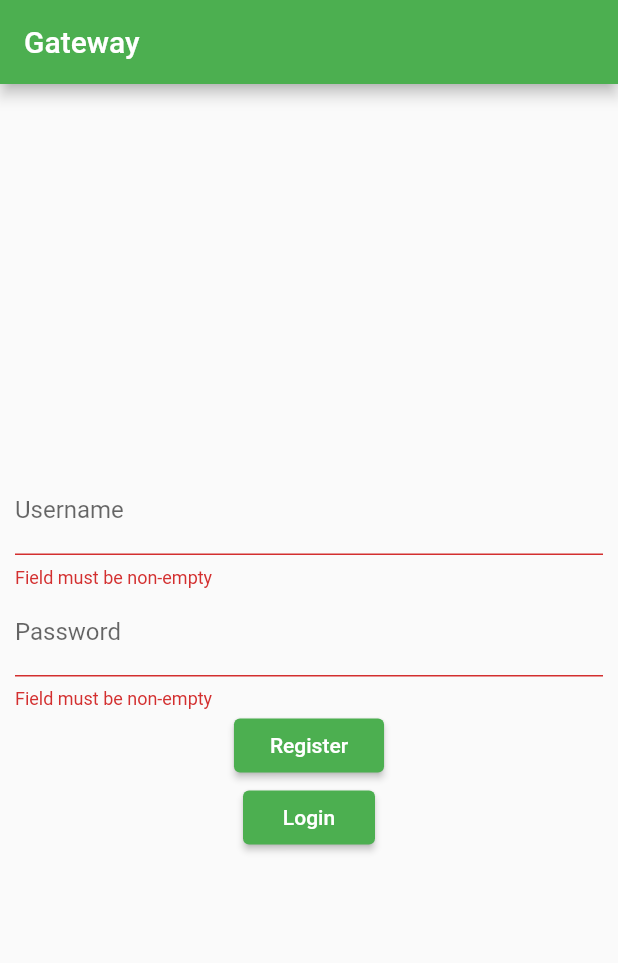
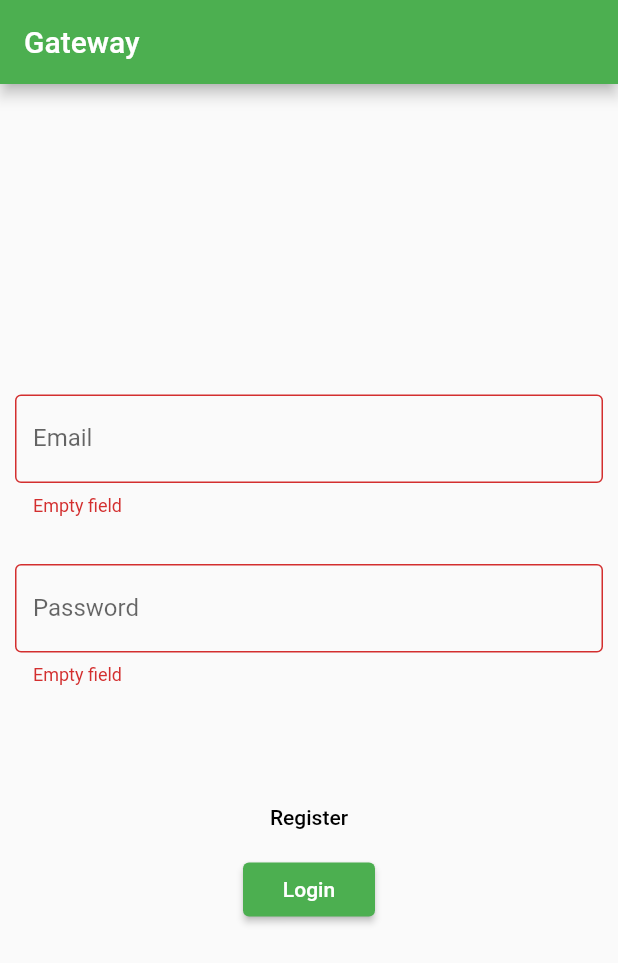
Before and after one commit to CicadaCinema/debt_app, a Flutter app: the screen it shows after launch, after a tap on "Register", on a phone screen of 412 x 824 dp. Shown: the top 963 px of the screen. Run offline on Flutter 3.47's test engine with Material 2 defaults, Android fonts, the phone set to English and light mode, and no system bars; our stand-ins replace firebase_auth, firebase_core; accounts and stored records are empty.

Commit message:
Major overhaul to gateway.dart Now the page has padding and the text boxes also look prettier The page also properly asks for an email instead of a username (for auth), but a username is required of new users. This username isn't used yet, but it will be used to help users identify each other

```diff
--- a/lib/gateway.dart
+++ b/lib/gateway.dart
@@ -1,6 +1,55 @@
 import 'package:flutter/material.dart';
 import 'package:firebase_auth/firebase_auth.dart';
 import 'misc.dart';
+
+Future<String> _getFriendlyName(context) async {
+  final _formKey = GlobalKey<FormState>();
+  String _username;
+
+  await showDialog<void>(
+    context: context,
+    barrierDismissible: false,
+    builder: (BuildContext context) {
+      return AlertDialog(
+        title: Text('Enter username'),
+        content: SingleChildScrollView(
+          child: ListBody(
+            children: <Widget>[
+              Form(
+                key: _formKey,
+                child: TextFormField(
+                  validator: (value) {
+                    if (value == '') {
+                      return 'Empty field';
+                    }
+                    _username = value;
+                    return null;
+                  },
+                  decoration: InputDecoration(
+                    border: OutlineInputBorder(),
+                    labelText: 'Username',
+                  ),
+                ),
+              ),
+            ],
+          ),
+        ),
+        actions: <Widget>[
+          TextButton(
+            child: Text('Submit'),
+            onPressed: () {
+              if (_formKey.currentState.validate()){
+                Navigator.pop(context);
+              }
+            },
+          ),
+        ],
+      );
+    },
+  );
+
+  return _username;
+}
 
 class GatewayPage extends StatefulWidget {GatewayPage({Key key}) : super(key: key);
 @override
@@ -9,21 +58,26 @@ _GatewayPageState createState() => _GatewayPageState();
 class _GatewayPageState extends State<GatewayPage> {
   final _formKey = GlobalKey<FormState>();
 
-  String _username;
+  String _email;
   String _password;
 
   void _enterGateway(String action) async {
     try {
       switch (action) {
         case 'Register':
+          // error handling is handled below anyway so this future doesn't have error handling
+          await _getFriendlyName(context)
+              .then((value) {
+            print('BOX OPENS'+ value);
+          });
           UserCredential userCredential = await FirebaseAuth.instance.createUserWithEmailAndPassword(
-              email: _username,
+              email: _email,
               password: _password
           );
           break;
         case 'Login':
           UserCredential userCredential = await FirebaseAuth.instance.signInWithEmailAndPassword(
-              email: _username,
+              email: _email,
               password: _password
           );
           break;
@@ -47,24 +101,33 @@ class _GatewayPageState extends State<GatewayPage> {
               TextFormField(
                 validator: (value) {
                   if (value == '') {
-                    return 'Field must be non-empty';
+                    return 'Empty field';
                   }
-                  _username=value;
+                  _email=value;
                   return null;
                 },
-                decoration: InputDecoration(labelText: 'Username'),
+                decoration: InputDecoration(
+                  border: OutlineInputBorder(),
+                  labelText: 'Email',
+                ),
               ),
+              SizedBox(height:32),
               TextFormField(
                 validator: (value) {
                   if (value == '') {
-                    return 'Field must be non-empty';
+                    return 'Empty field';
                   }
                   _password=value;
                   return null;
                 },
-                decoration: InputDecoration(labelText: 'Password'),
+                decoration: InputDecoration(
+                  border: OutlineInputBorder(),
+                  labelText: 'Password',
+                ),
+                obscureText: true,
               ),
-              RaisedButton(
+              SizedBox(height:64),
+              FlatButton(
                 child: Text('Register'),
                 onPressed: () {
                   if (_formKey.currentState.validate()) {
```
